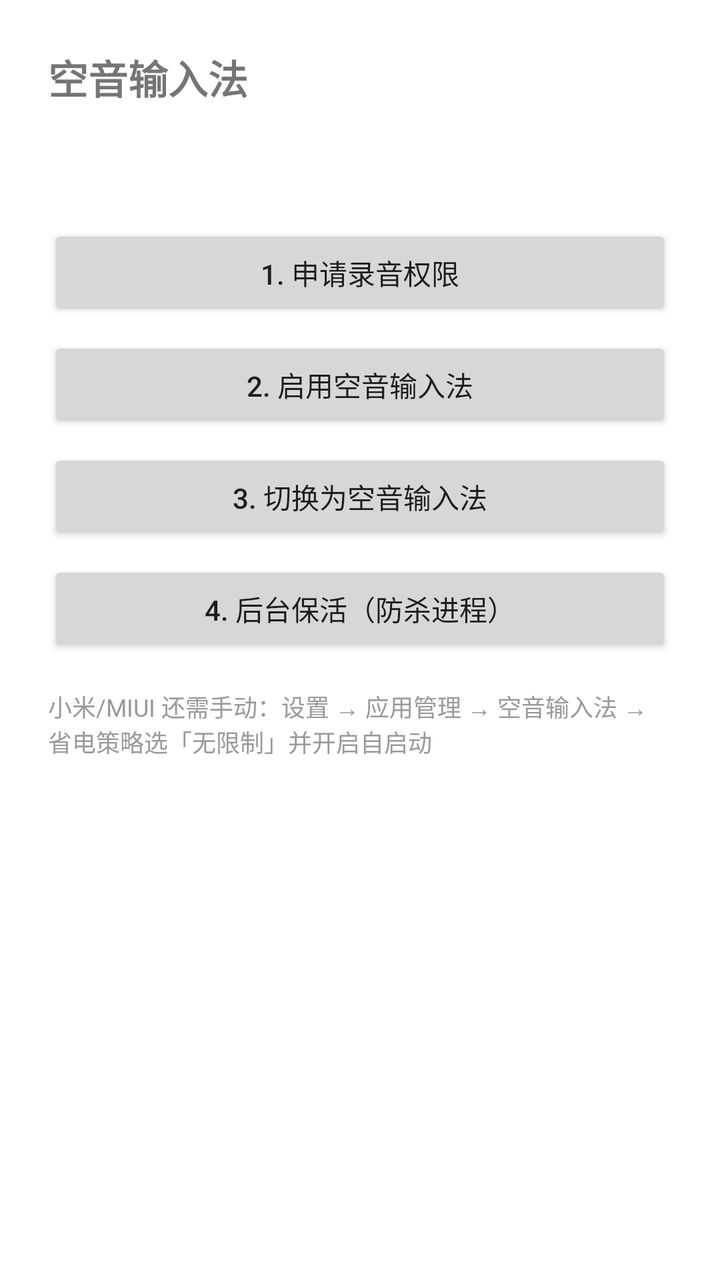
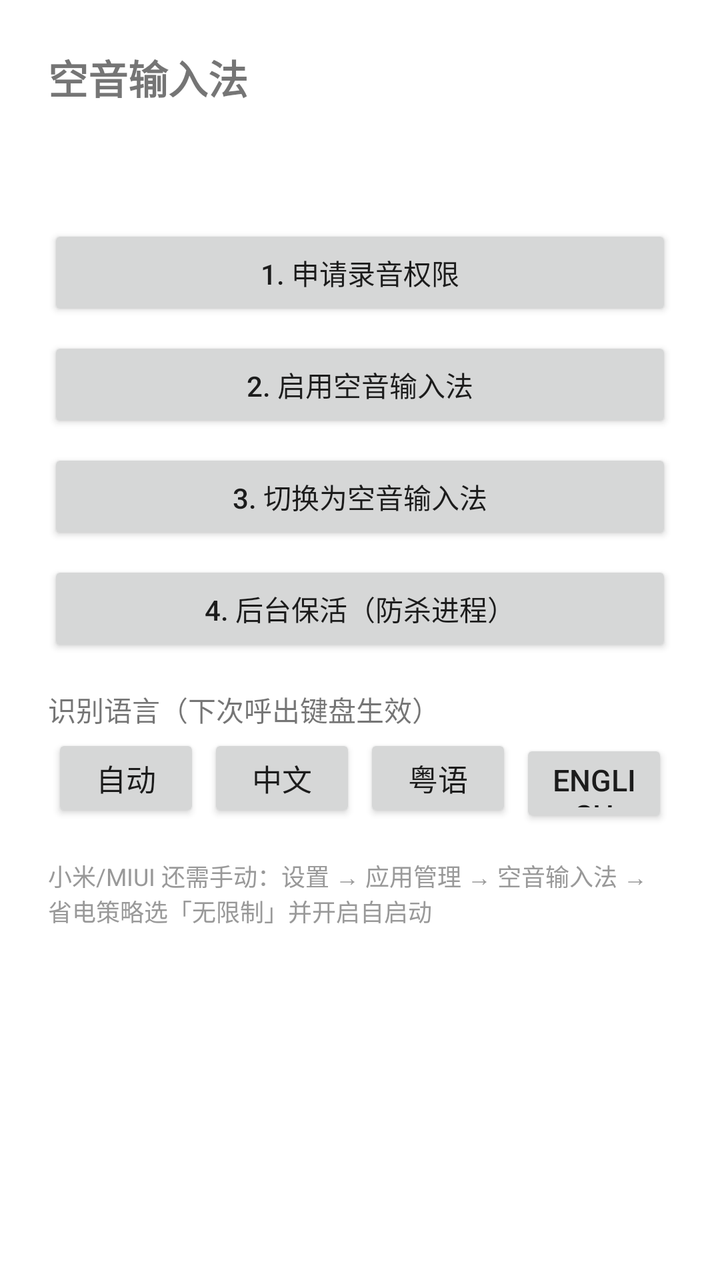

Compare the two renders of this Android layout. The source of the first and the diff that turns it into the second are given below.
<!-- AndroidManifest.xml: application theme AppTheme -->
<!-- res/layout/activity_main.xml -->
<?xml version="1.0" encoding="utf-8"?>
<LinearLayout xmlns:android="http://schemas.android.com/apk/res/android"
    android:layout_width="match_parent"
    android:layout_height="match_parent"
    android:orientation="vertical"
    android:padding="24dp">

    <TextView
        android:layout_width="match_parent"
        android:layout_height="wrap_content"
        android:layout_marginBottom="16dp"
        android:textSize="20sp"
        android:textStyle="bold"
        android:text="@string/app_name" />

    <TextView
        android:id="@+id/statusText"
        android:layout_width="match_parent"
        android:layout_height="wrap_content"
        android:layout_marginBottom="24dp"
        android:textSize="14sp"
        android:lineSpacingMultiplier="1.4" />

    <Button
        android:id="@+id/btnPermission"
        android:layout_width="match_parent"
        android:layout_height="wrap_content"
        android:layout_marginBottom="8dp"
        android:text="1. 申请录音权限" />

    <Button
        android:id="@+id/btnEnableIme"
        android:layout_width="match_parent"
        android:layout_height="wrap_content"
        android:layout_marginBottom="8dp"
        android:text="2. 启用空音输入法" />

    <Button
        android:id="@+id/btnSwitchIme"
        android:layout_width="match_parent"
        android:layout_height="wrap_content"
        android:layout_marginBottom="8dp"
        android:text="3. 切换为空音输入法" />

    <Button
        android:id="@+id/btnBattery"
        android:layout_width="match_parent"
        android:layout_height="wrap_content"
        android:text="4. 后台保活（防杀进程）" />

    <TextView
        android:layout_width="match_parent"
        android:layout_height="wrap_content"
        android:layout_marginTop="16dp"
        android:textSize="12sp"
        android:textColor="#999999"
        android:text="小米/MIUI 还需手动：设置 → 应用管理 → 空音输入法 → 省电策略选「无限制」并开启自启动" />
</LinearLayout>
<!-- resources referenced by this layout -->
<resources>
  <string name="app_name">空音输入法</string>
  <style name="AppTheme" parent="android:Theme.Material.Light.NoActionBar">
          <item name="android:windowBackground">@android:color/white</item>
          <item name="android:colorAccent">#3F51B5</item>
      </style>
</resources>

<!-- the commit's change to res/layout/activity_main.xml (unified diff, before → after) -->
@@ -46,7 +46,45 @@
         android:id="@+id/btnBattery"
         android:layout_width="match_parent"
         android:layout_height="wrap_content"
+        android:layout_marginBottom="8dp"
         android:text="4. 后台保活（防杀进程）" />
+
+    <TextView
+        android:layout_width="match_parent"
+        android:layout_height="wrap_content"
+        android:layout_marginTop="8dp"
+        android:textSize="14sp"
+        android:text="识别语言（下次呼出键盘生效）" />
+
+    <LinearLayout
+        android:layout_width="match_parent"
+        android:layout_height="wrap_content"
+        android:orientation="horizontal">
+
+        <Button
+            android:id="@+id/btnLangAuto"
+            style="@style/KeyButton"
+            android:layout_height="44dp"
+            android:text="自动" />
+
+        <Button
+            android:id="@+id/btnLangZh"
+            style="@style/KeyButton"
+            android:layout_height="44dp"
+            android:text="中文" />
+
+        <Button
+            android:id="@+id/btnLangYue"
+            style="@style/KeyButton"
+            android:layout_height="44dp"
+            android:text="粤语" />
+
+        <Button
+            android:id="@+id/btnLangEn"
+            style="@style/KeyButton"
+            android:layout_height="44dp"
+            android:text="English" />
+    </LinearLayout>
 
     <TextView
         android:layout_width="match_parent"
<!-- resource entries referenced after the edit -->
@@ -1,6 +1,13 @@
 <!-- resources referenced by this layout -->
 <resources>
   <string name="app_name">空音输入法</string>
+  <style name="KeyButton">
+          <item name="android:layout_width">0dp</item>
+          <item name="android:layout_height">44dp</item>
+          <item name="android:layout_weight">1</item>
+          <item name="android:layout_margin">2dp</item>
+          <item name="android:textSize">15sp</item>
+      </style>
   <style name="AppTheme" parent="android:Theme.Material.Light.NoActionBar">
           <item name="android:windowBackground">@android:color/white</item>
           <item name="android:colorAccent">#3F51B5</item>
